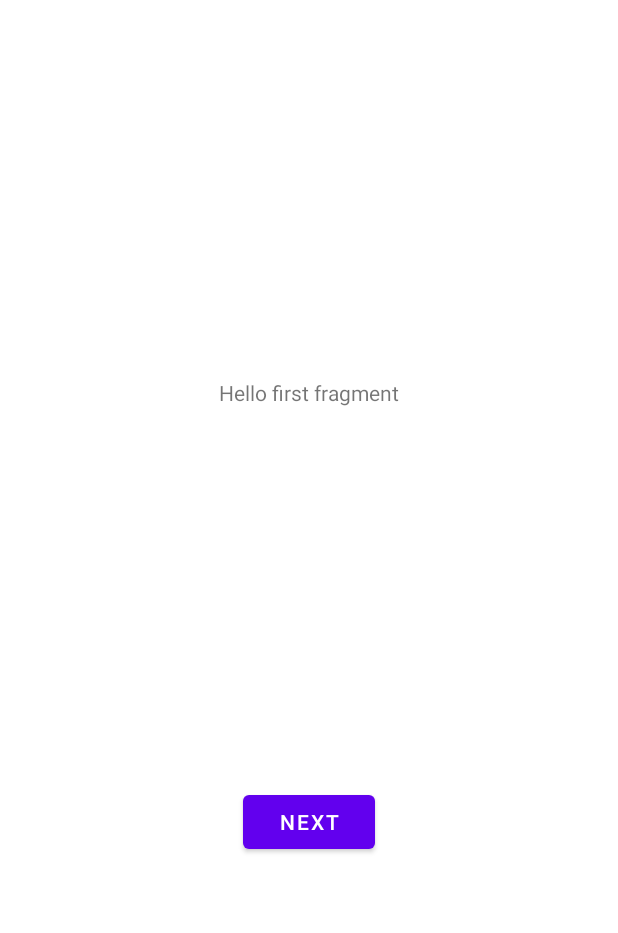
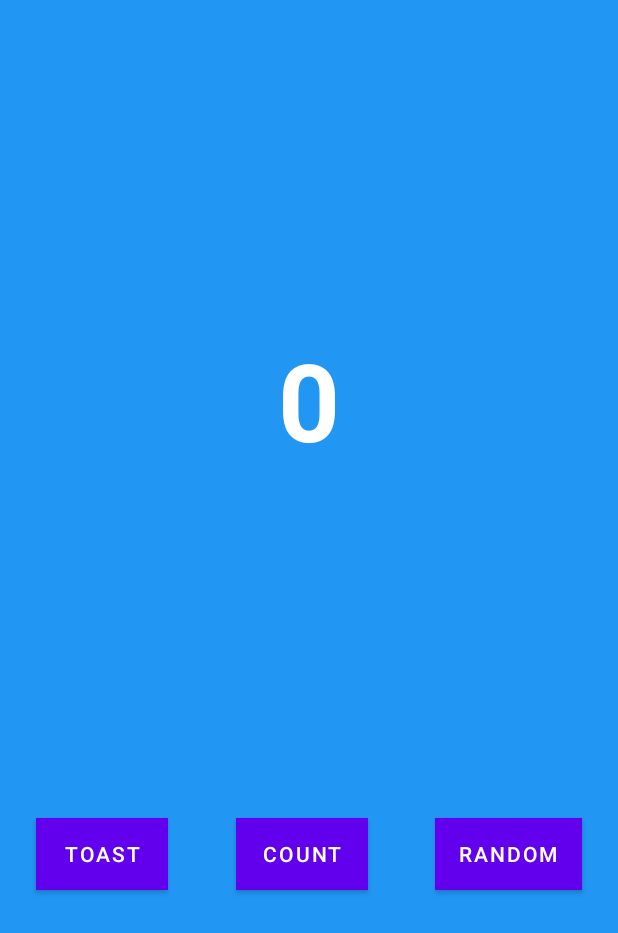
Before and after one commit to Matthew-Place/Android-Studio-Project-1, an Android app: the layout fragment_first.xml on its own in the app's theme, with its tools: preview values and no code run, on a phone screen of 412 x 824 dp. Shown: the top 933 px of the screen. Run offline under Robolectric (Android 15) with nearby library versions, the phone set to English and light mode, and no system bars.

Commit message:
Design and Layout completed according to tutorial

```diff
--- a/app/src/main/java/com/example/myfirstapplication/MainActivity.java
+++ b/app/src/main/java/com/example/myfirstapplication/MainActivity.java
@@ -39,7 +39,7 @@ public class MainActivity extends AppCompatActivity {
         binding.fab.setOnClickListener(new View.OnClickListener() {
             @Override
             public void onClick(View view) {
-                Snackbar.make(view, "Replace with your own action", Snackbar.LENGTH_LONG)
+                Snackbar.make(view, "What does this do?", Snackbar.LENGTH_LONG)
                         .setAction("Action", null).show();
             }
         });
--- a/app/src/main/res/layout/fragment_first.xml
+++ b/app/src/main/res/layout/fragment_first.xml
@@ -4,25 +4,58 @@
     xmlns:tools="http://schemas.android.com/tools"
     android:layout_width="match_parent"
     android:layout_height="match_parent"
+    android:background="@color/screenBackground"
     tools:context=".FirstFragment">
 
     <TextView
         android:id="@+id/textview_first"
         android:layout_width="wrap_content"
         android:layout_height="wrap_content"
-        android:text="@string/hello_first_fragment"
-        app:layout_constraintBottom_toTopOf="@id/button_first"
-        app:layout_constraintEnd_toEndOf="parent"
-        app:layout_constraintStart_toStartOf="parent"
-        app:layout_constraintTop_toTopOf="parent" />
-
-    <Button
-        android:id="@+id/button_first"
-        android:layout_width="wrap_content"
-        android:layout_height="wrap_content"
-        android:text="@string/next"
+        android:fontFamily="sans-serif"
+        android:text="@string/first_fragment_text"
+        android:textAlignment="center"
+        android:textAppearance="@style/TextAppearance.AppCompat.Display1"
+        android:textColor="@android:color/white"
+        android:textSize="72sp"
+        android:textStyle="bold"
+        android:typeface="normal"
         app:layout_constraintBottom_toBottomOf="parent"
         app:layout_constraintEnd_toEndOf="parent"
         app:layout_constraintStart_toStartOf="parent"
-        app:layout_constraintTop_toBottomOf="@id/textview_first" />
+        app:layout_constraintTop_toTopOf="parent"
+        app:layout_constraintVertical_bias="0.3" />
+
+    <Button
+        android:id="@+id/random_button"
+        android:layout_width="wrap_content"
+        android:layout_height="wrap_content"
+        android:layout_marginEnd="24dp"
+        android:background="@color/buttonBackground"
+        android:text="@string/random_button_text"
+        app:layout_constraintBottom_toBottomOf="parent"
+        app:layout_constraintEnd_toEndOf="parent"
+        app:layout_constraintTop_toBottomOf="@+id/textview_first" />
+
+    <Button
+        android:id="@+id/toast_button"
+        android:layout_width="wrap_content"
+        android:layout_height="wrap_content"
+        android:layout_marginStart="24dp"
+        android:background="@color/buttonBackground"
+        android:text="@string/toast_button_text"
+        app:layout_constraintBottom_toBottomOf="parent"
+        app:layout_constraintStart_toStartOf="parent"
+        app:layout_constraintTop_toBottomOf="@+id/textview_first" />
+
+    <Button
+        android:id="@+id/count_button"
+        android:layout_width="wrap_content"
+        android:layout_height="wrap_content"
+        android:background="@color/buttonBackground"
+        android:text="@string/count_button_text"
+        app:layout_constraintBottom_toBottomOf="parent"
+        app:layout_constraintEnd_toStartOf="@+id/random_button"
+        app:layout_constraintStart_toEndOf="@+id/toast_button"
+        app:layout_constraintTop_toBottomOf="@+id/textview_first" />
+
 </androidx.constraintlayout.widget.ConstraintLayout>
--- a/app/src/main/res/values/colors.xml
+++ b/app/src/main/res/values/colors.xml
@@ -7,4 +7,6 @@
     <color name="teal_700">#FF018786</color>
     <color name="black">#FF000000</color>
     <color name="white">#FFFFFFFF</color>
+    <color name="screenBackground">#2196F3</color>
+    <color name="buttonBackground">#BBDEFB</color>
 </resources>
--- a/app/src/main/res/values/strings.xml
+++ b/app/src/main/res/values/strings.xml
@@ -4,9 +4,12 @@
     <!-- Strings used for fragments for navigation -->
     <string name="first_fragment_label">First Fragment</string>
     <string name="second_fragment_label">Second Fragment</string>
-    <string name="next">Next</string>
     <string name="previous">Previous</string>
 
-    <string name="hello_first_fragment">Hello first fragment</string>
+    <string name="first_fragment_text">0</string>
     <string name="hello_second_fragment">Hello second fragment. Arg: %1$s</string>
+
+    <string name="toast_button_text">Toast</string>
+    <string name="random_button_text">Random</string>
+    <string name="count_button_text">Count</string>
 </resources>
```
